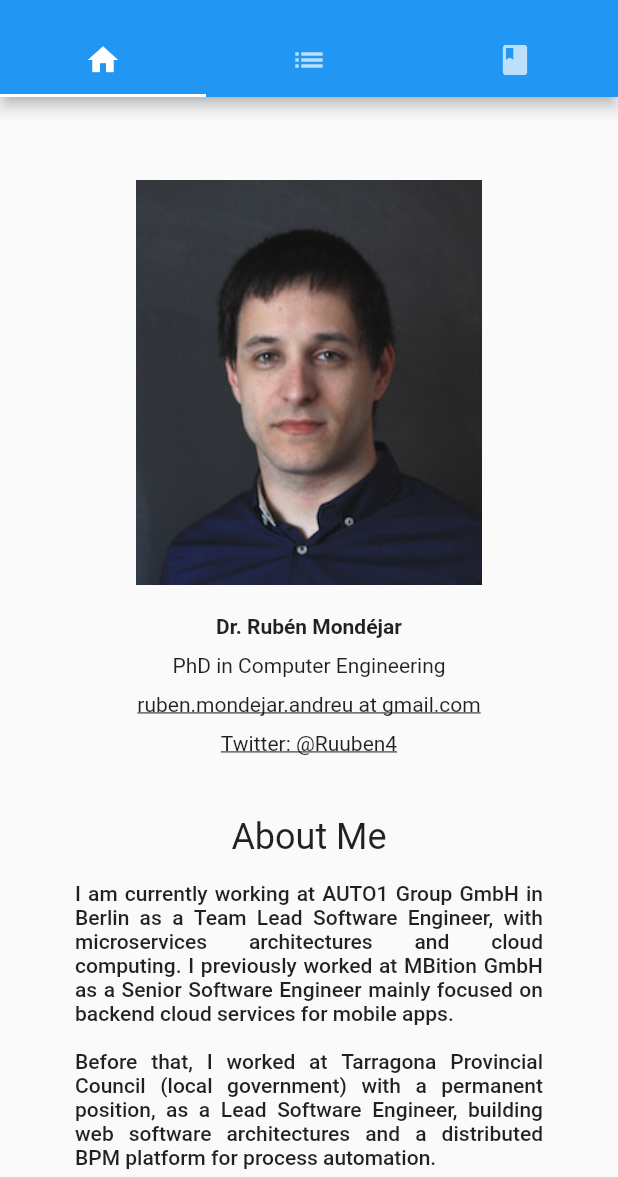
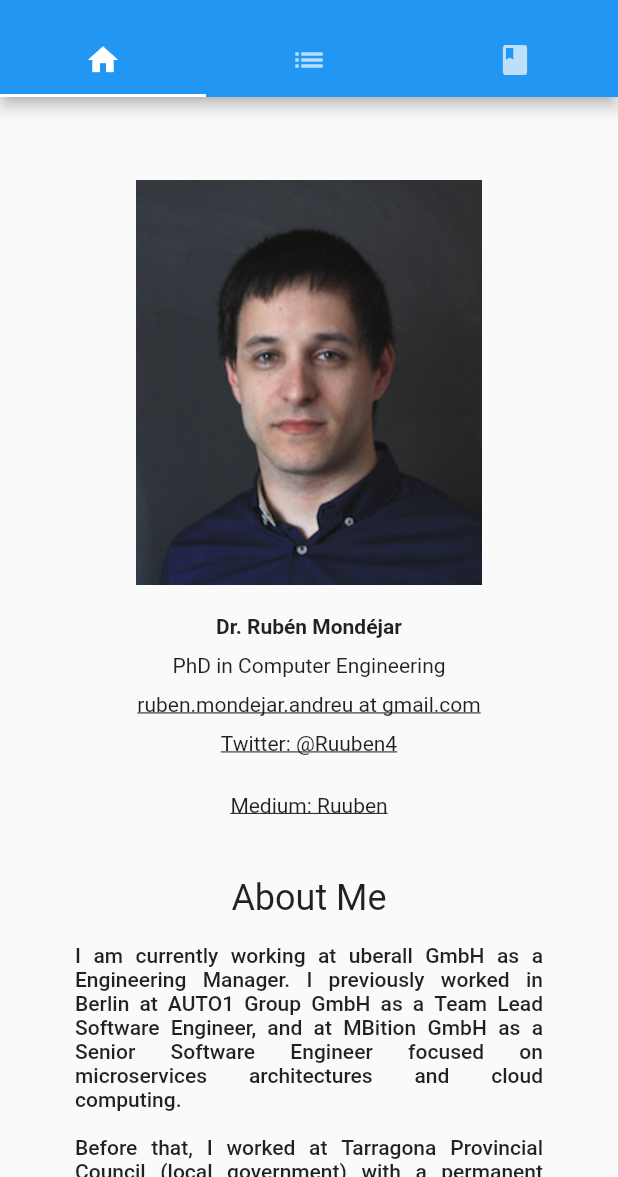
Before and after one commit to rmondejar/website, a Flutter app: the screen it shows after launch, on a phone screen of 412 x 824 dp, the part 59-1236 px from its top. Run offline on Flutter 3.47's test engine with Material 2 defaults, Android fonts, the light colour scheme and no system bars; our stand-ins replace url_launcher_web.

Commit message:
update bio

```diff
--- a/lib/tabs/homepage.dart
+++ b/lib/tabs/homepage.dart
@@ -48,13 +48,21 @@ class HomePage extends StatelessWidget {
                            linkUrl: 'https://twitter.com/ruuben4'
                        )
                    ),
+                   Container(
+                       padding: EdgeInsets.fromLTRB(5,5,5,20),
+                       child: TextLink(
+                           text: 'Medium: Ruuben',
+                           linkUrl: 'https://https://ruuben.medium.com/'
+                       )
+                   ),
                  ]),
 
                Paragraph(
                    title: 'About Me',
-                   content: 'I am currently working at AUTO1 Group GmbH in Berlin as a Team Lead Software Engineer, '
-                       'with microservices architectures and cloud computing. I previously worked at MBition GmbH '
-                       'as a Senior Software Engineer mainly focused on backend cloud services for mobile apps.'
+                   content: 'I am currently working at uberall GmbH as a Engineering Manager. '
+                       'I previously worked in Berlin at AUTO1 Group GmbH as a Team Lead Software Engineer, '
+                       'and at MBition GmbH as a Senior Software Engineer focused on '
+                       'microservices architectures and cloud computing.'
                        '\n\n'
                        'Before that, I worked at Tarragona Provincial Council (local government) with a permanent '
                        'position, as a Lead Software Engineer, building web software architectures and a distributed '
```
